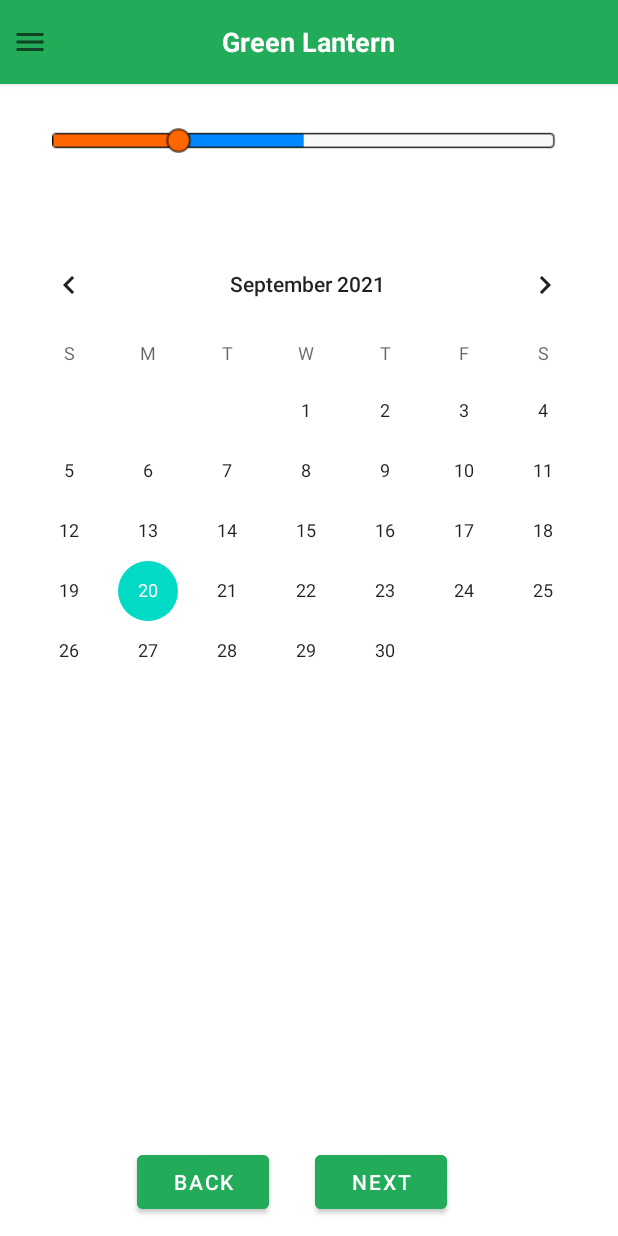
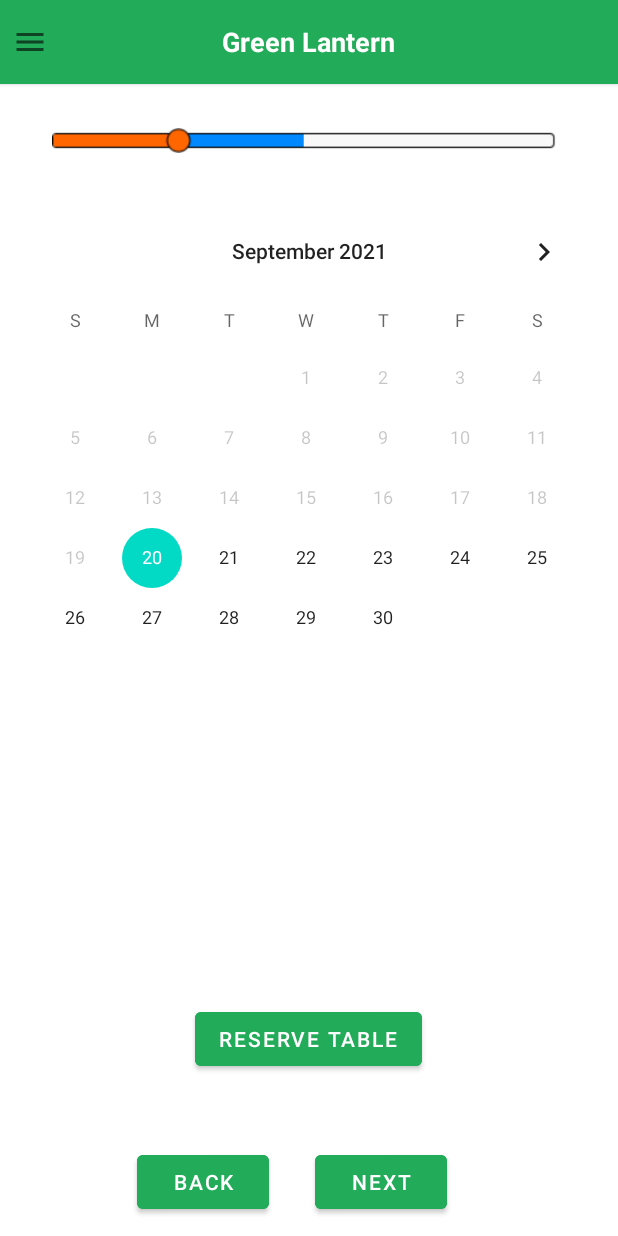
Before and after one commit to Madhawa-Tharindu/green-lantern, an Android app: the table_form_2_single screen opened directly, with no data from a screen before it, on a phone screen of 412 x 824 dp. Run offline under Robolectric (Android 15) with nearby library versions, the light colour scheme and no system bars.

Commit message:
Date picker validations

```diff
--- a/app/src/main/java/com/example/greenlantern/table/table_form_2_single.java
+++ b/app/src/main/java/com/example/greenlantern/table/table_form_2_single.java
@@ -4,6 +4,7 @@ import android.content.Intent;
 import android.os.Bundle;
 import android.util.Log;
 import android.view.View;
+import android.widget.Button;
 import android.widget.CalendarView;
 import android.widget.EditText;
 import android.widget.ImageView;
@@ -19,26 +20,37 @@ import com.example.greenlantern.MainActivity;
 import com.example.greenlantern.MainAdapter;
 import com.example.greenlantern.R;
 
+import java.util.Calendar;
+
 public class table_form_2_single extends AppCompatActivity {
 
     //initialize variable
     DrawerLayout drawerLayout;
     ImageView btMenu;
     RecyclerView recyclerView;
+    Button reserve;
 
     //get Date
     CalendarView calendarView;
+    String curYear;
+    String curDate;
+    String curMonth;
+
+
 
     @Override
     protected void onCreate(Bundle savedInstanceState) {
         super.onCreate(savedInstanceState);
         setContentView(R.layout.activity_table_form2_single);
 
+
         //assign variable
 
         drawerLayout = findViewById(R.id.drawer_layout);
         btMenu = findViewById(R.id.bt_menu);
         recyclerView = findViewById(R.id.recycle_view);
+        reserve = findViewById(R.id.btn_reserve);
+        final Calendar calendar = Calendar.getInstance();
 
         //pickup date
         calendarView = findViewById(R.id.calendarView);
@@ -59,6 +71,10 @@ public class table_form_2_single extends AppCompatActivity {
 
         Intent intent = getIntent();
         int table_id = intent.getIntExtra("table",0);
+        String for_name = intent.getStringExtra("for");
+        String phone_num = intent.getStringExtra("phone");
+        String total = intent.getStringExtra("total");
+        String amount = intent.getStringExtra("amount");
 
 
         //pickup date
@@ -68,9 +84,28 @@ public class table_form_2_single extends AppCompatActivity {
             public void onSelectedDayChange(CalendarView view, int year, int month,
                                             int dayOfMonth) {
                 //disable previous view
-                calendarView.setMinDate(System.currentTimeMillis() - 1000);
-                String curDate = String.valueOf(dayOfMonth);
+                //calendarView.setMinDate(calendar.getTimeInMillis());
+
+                curMonth= String.valueOf(month);
+                curYear = String.valueOf(year);
+                curDate = String.valueOf(dayOfMonth);
+
+            }
+        });
+
+        reserve.setOnClickListener(new View.OnClickListener() {
+            @Override
+            public void onClick(View view) {
+                //log messages
+                Log.i("name",for_name);
+                Log.i("name",phone_num);
+                Log.i("name",amount);
+                Log.i("name",total);
                 Log.i("date",curDate);
+                Log.i("date",curYear);
+                Log.i("date",curMonth);
+
+
             }
         });
 
--- a/app/src/main/res/layout/activity_table_form2_single.xml
+++ b/app/src/main/res/layout/activity_table_form2_single.xml
@@ -72,12 +72,30 @@
 
             <CalendarView
                 android:id="@+id/calendarView"
-                android:layout_width="409dp"
-                android:layout_height="568dp"
+                android:layout_width="403dp"
+                android:layout_height="383dp"
                 app:layout_constraintBottom_toBottomOf="parent"
+                app:layout_constraintEnd_toEndOf="parent"
+                app:layout_constraintStart_toStartOf="parent"
                 app:layout_constraintTop_toTopOf="parent"
-                tools:layout_editor_absoluteX="0dp"
-                tools:ignore="MissingConstraints" />
+                app:layout_constraintVertical_bias="0.202"
+
+                android:minDate="09/20/2021"
+                                />
+
+            <Button
+                android:id="@+id/btn_reserve"
+                android:layout_width="wrap_content"
+                android:layout_height="wrap_content"
+                android:text="@string/btn_reserve"
+                app:layout_constraintBottom_toBottomOf="@+id/relativeLayout"
+                app:layout_constraintEnd_toEndOf="parent"
+                app:layout_constraintHorizontal_bias="0.498"
+                app:layout_constraintStart_toStartOf="parent"
+                app:layout_constraintTop_toTopOf="parent"
+                app:layout_constraintVertical_bias="0.851"
+                android:backgroundTint="@color/green_200"
+                android:textColor="@color/white"/>
 
 
         </androidx.constraintlayout.widget.ConstraintLayout>
--- a/app/src/main/res/values/strings.xml
+++ b/app/src/main/res/values/strings.xml
@@ -3,6 +3,7 @@
     <string name="select">"Select Your Favourite Table"</string>
     <string name="amount_guest">Amount of guest</string>
     <string name="tv_table_name">Table ID : </string>
+    <string name="btn_reserve">Reserve Table</string>
 
 
 </resources>
```
Also changed, not shown: app/src/main/java/com/example/greenlantern/table/table_form_single.java (+6 -4 lines).
